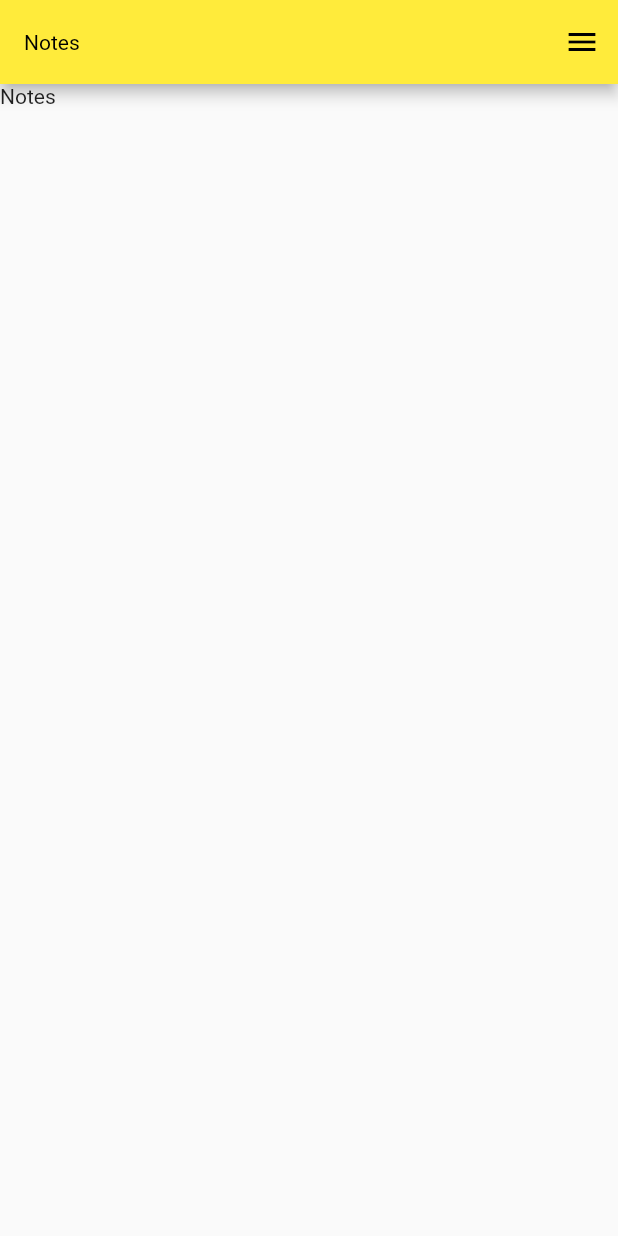
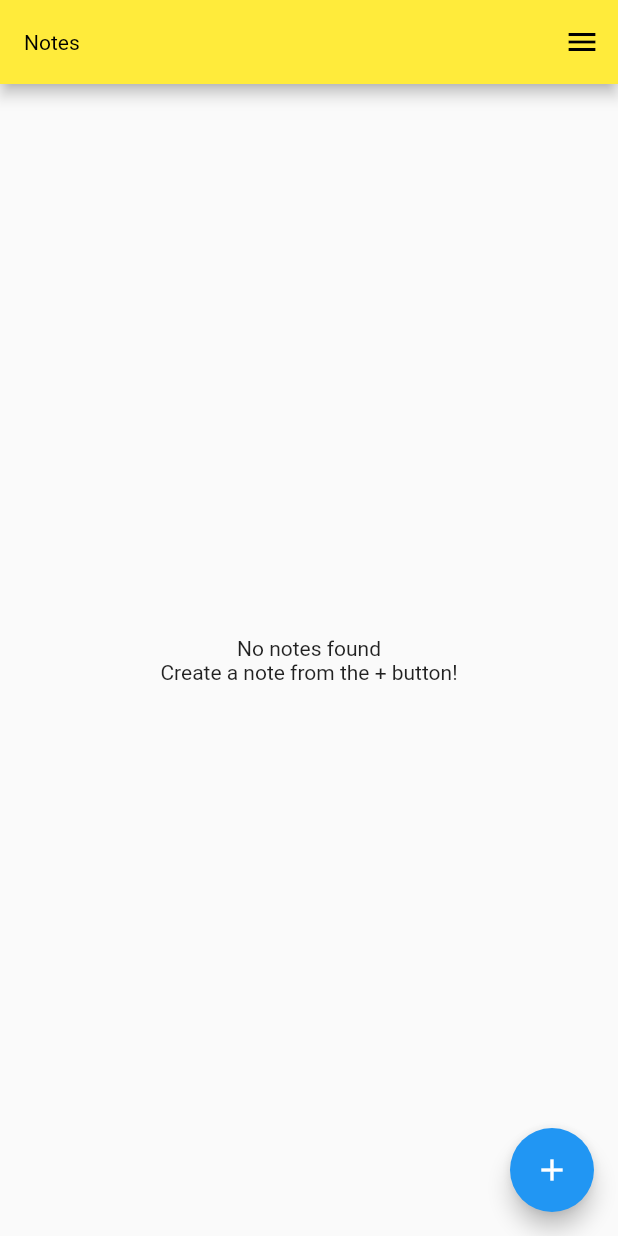
Before and after one commit to anaghajp1996/notes, a Flutter app: the screen it shows once a user with an empty profile is signed in, on a phone screen of 412 x 824 dp. Run offline on Flutter 3.47's test engine with Material 2 defaults, Android fonts, the phone set to English and light mode, and no system bars; our stand-ins replace cloud_firestore, firebase_auth, firebase_core; accounts and stored records are empty.

Commit message:
feat: Set up add notes feature

```diff
--- /dev/null
+++ b/lib/models/note.dart
@@ -0,0 +1,8 @@
+class Note {
+  String title;
+  String content;
+  DateTime createdOn;
+  DateTime lastEditedOn;
+
+  Note({this.content, this.createdOn, this.lastEditedOn, this.title});
+}
--- /dev/null
+++ b/lib/view-models/notes-viewmodel.dart
@@ -0,0 +1,21 @@
+import 'package:cloud_firestore/cloud_firestore.dart';
+import 'package:notes/main.dart';
+import 'package:notes/models/note.dart';
+
+class NotesViewModel {
+  Future<List<Note>> getNotes() async {
+    List<Note> notes = [];
+    final notesSnapshot =
+        await firestore.collection('users').doc(auth.currentUser.uid).get();
+    final notesMap = notesSnapshot.data();
+    notesMap.forEach((key, value) {
+      final notesList = value as List;
+      if (notesList != null) {
+        if (notesList.isNotEmpty) {
+          //
+        }
+      }
+    });
+    return notes ?? [];
+  }
+}
--- a/lib/view/screens/notes-screen.dart
+++ b/lib/view/screens/notes-screen.dart
@@ -1,11 +1,17 @@
 import 'package:flutter/material.dart';
 import 'package:notes/helpers/helper.dart';
 import 'package:notes/main.dart';
+import 'package:notes/models/note.dart';
+import 'package:notes/view-models/notes-viewmodel.dart';
 
 class NotesScreen extends StatelessWidget {
   @override
   Widget build(BuildContext context) {
     return Scaffold(
+      floatingActionButton: FloatingActionButton(
+        child: Icon(Icons.add),
+        onPressed: () {},
+      ),
       endDrawer: Drawer(
         child: ListView(
           padding: EdgeInsets.zero,
@@ -83,24 +89,26 @@ class NotesScreen extends StatelessWidget {
           'Notes',
           style: TextStyle(color: Colors.black),
         ),
-        actions: [
-          // IconButton(icon: Icon(Icons.more_vert_outlined), onPressed: () {}),
-          // IconButton(
-          //     icon: Icon(Icons.account_circle_outlined),
-          //     onPressed: () {
-          //       Navigator.of(context)
-          //           .push(MaterialPageRoute(builder: (_) => ProfileScreen()));
-          //     }),
-          // IconButton(
-          //     icon: Icon(Icons.logout),
-          //     onPressed: () {
-          //       auth.signOut();
-          //     }),
-        ],
       ),
-      body: Column(
-        children: [Text('Notes')],
-      ),
+      body: FutureBuilder(
+          future: NotesViewModel().getNotes(),
+          builder: (context, AsyncSnapshot<List<Note>> snapshot) {
+            if (snapshot.connectionState == ConnectionState.waiting) {
+              return CircularProgressIndicator();
+            } else {
+              return snapshot.data.length == 0
+                  ? Center(
+                      child: Text(
+                      'No notes found\nCreate a note from the + button!',
+                      textAlign: TextAlign.center,
+                    ))
+                  : ListView.builder(
+                      itemCount: snapshot.data.length,
+                      itemBuilder: (_, index) {
+                        return Container();
+                      });
+            }
+          }),
     );
   }
 }
```
